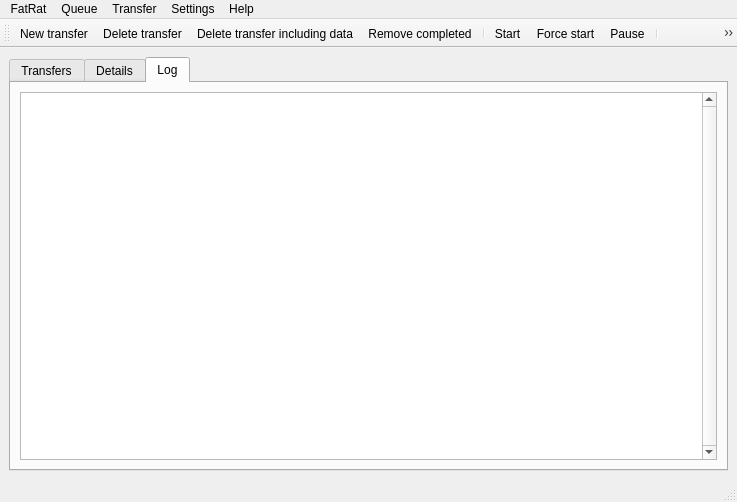
LubosD/fatrat, file MainWindow.ui: the form before one commit.
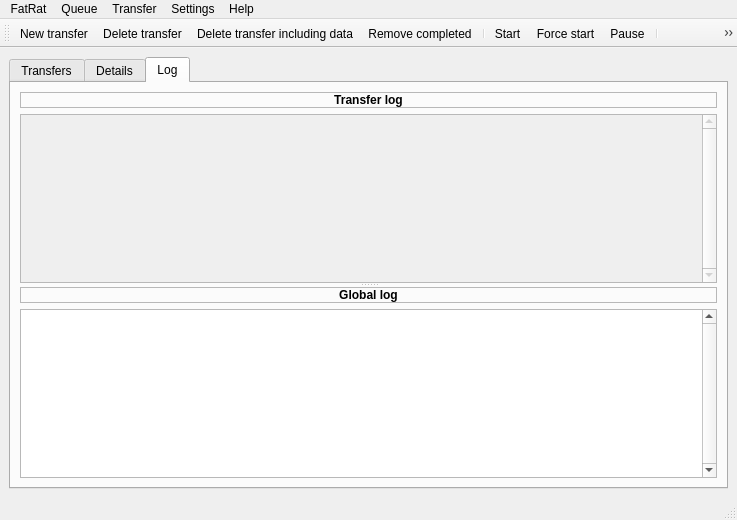
The form after the commit. The open tabs and pages were chosen to show the change. Icons and pictures are not drawn. Custom widgets are drawn as their Qt base class.

Commit message: Global logging support added

What changed in the file:
```diff
--- a/MainWindow.ui
+++ b/MainWindow.ui
@@ -6,7 +6,7 @@
     <x>0</x>
     <y>0</y>
     <width>737</width>
-    <height>502</height>
+    <height>520</height>
    </rect>
   </property>
   <property name="acceptDrops" >
@@ -356,7 +356,30 @@
        </attribute>
        <layout class="QGridLayout" >
         <item row="0" column="0" >
+         <widget class="QSplitter" name="splitter" >
+          <property name="orientation" >
+           <enum>Qt::Vertical</enum>
+          </property>
+          <widget class="QWidget" name="" >
+           <layout class="QVBoxLayout" >
+            <item>
+             <widget class="QLabel" name="label_8" >
+              <property name="frameShape" >
+               <enum>QFrame::StyledPanel</enum>
+              </property>
+              <property name="text" >
+               <string>&lt;b>Transfer log</string>
+              </property>
+              <property name="alignment" >
+               <set>Qt::AlignCenter</set>
+              </property>
+             </widget>
+            </item>
+            <item>
          <widget class="QTextEdit" name="textTransferLog" >
+              <property name="enabled" >
+               <bool>false</bool>
+              </property>
           <property name="verticalScrollBarPolicy" >
            <enum>Qt::ScrollBarAlwaysOn</enum>
           </property>
@@ -366,6 +389,40 @@
           <property name="acceptRichText" >
            <bool>false</bool>
           </property>
+             </widget>
+            </item>
+           </layout>
+          </widget>
+          <widget class="QWidget" name="" >
+           <layout class="QVBoxLayout" >
+            <item>
+             <widget class="QLabel" name="label_9" >
+              <property name="frameShape" >
+               <enum>QFrame::StyledPanel</enum>
+              </property>
+              <property name="text" >
+               <string>&lt;b>Global log</string>
+              </property>
+              <property name="alignment" >
+               <set>Qt::AlignCenter</set>
+              </property>
+             </widget>
+            </item>
+            <item>
+             <widget class="QTextEdit" name="textGlobalLog" >
+              <property name="verticalScrollBarPolicy" >
+               <enum>Qt::ScrollBarAlwaysOn</enum>
+              </property>
+              <property name="readOnly" >
+               <bool>true</bool>
+              </property>
+              <property name="acceptRichText" >
+               <bool>false</bool>
+              </property>
+             </widget>
+            </item>
+           </layout>
+          </widget>
          </widget>
         </item>
        </layout>
```
Left out of the diff: 2 changed lines with no effect on the pictures. Lines whose indentation alone changed are shown as unchanged. The commit also changes 11 other files.
